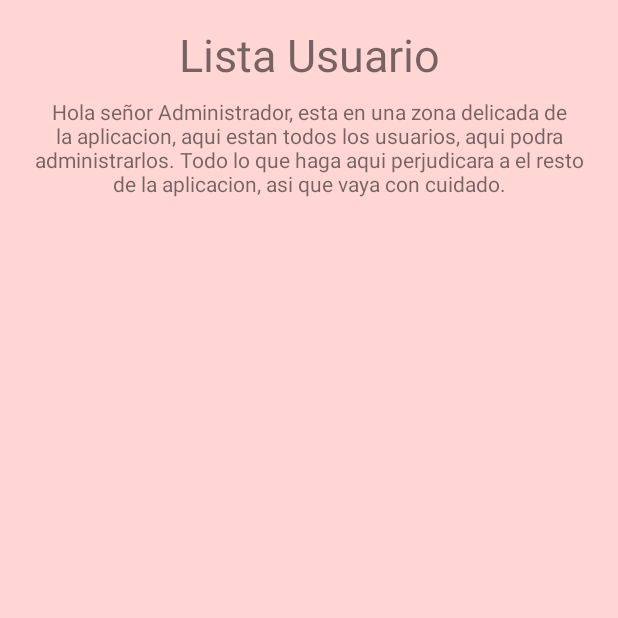
After one commit to josefoons/ReacTown, an Android app: the ListaUsuarios screen opened through its navigation route, on a phone screen of 412 x 824 dp, the top half of it. The commit adds this screen. Run offline under Robolectric (Android 15) with nearby library versions, the phone set to English and light mode, and no system bars; our stand-ins replace Firebase (no records; nobody signed in at launch, a user with empty details on screens opened directly), Picasso; pictures from the network do not load.

Commit message:
Inicio de ListaUsuarios

```diff
--- /dev/null
+++ b/app/src/main/java/es/josefons/reactown/ListaUsuarios.java
@@ -0,0 +1,123 @@
+package es.josefons.reactown;
+
+import android.app.AlertDialog;
+import android.app.Dialog;
+import android.content.DialogInterface;
+import android.content.Intent;
+import android.os.Bundle;
+
+import androidx.annotation.NonNull;
+import androidx.annotation.Nullable;
+import androidx.fragment.app.Fragment;
+import androidx.navigation.Navigation;
+import androidx.recyclerview.widget.DefaultItemAnimator;
+import androidx.recyclerview.widget.LinearLayoutManager;
+import androidx.recyclerview.widget.RecyclerView;
+
+import android.os.Handler;
+import android.view.LayoutInflater;
+import android.view.View;
+import android.view.ViewGroup;
+import android.widget.Button;
+import android.widget.Toast;
+
+import com.google.android.gms.tasks.OnCompleteListener;
+import com.google.android.gms.tasks.OnFailureListener;
+import com.google.android.gms.tasks.Task;
+import com.google.firebase.FirebaseError;
+import com.google.firebase.auth.FirebaseAuth;
+import com.google.firebase.auth.FirebaseUser;
+import com.google.firebase.database.DataSnapshot;
+import com.google.firebase.database.DatabaseError;
+import com.google.firebase.database.DatabaseReference;
+import com.google.firebase.database.FirebaseDatabase;
+import com.google.firebase.database.ValueEventListener;
+
+import java.util.ArrayList;
+
+import es.josefons.reactown.objetos.ItemListado;
+import es.josefons.reactown.objetos.Usuario;
+
+
+public class ListaUsuarios extends Fragment {
+
+    private ArrayList<Usuario> listaUsuarios;
+    private RecyclerView recyclerListado;
+    private View vista;
+    private ListaUsuariosAdapter listaUsuariosAdapter;
+    private DatabaseReference mDatabase;
+    private FirebaseAuth mAuth;
+    private String idUsuarioClick;
+
+
+    public ListaUsuarios() {
+        // Required empty public constructor
+    }
+
+    @Override
+    public void onCreate(Bundle savedInstanceState) {
+        super.onCreate(savedInstanceState);
+    }
+
+    @Override
+    public View onCreateView(LayoutInflater inflater, ViewGroup container,
+                             Bundle savedInstanceState) {
+        vista = container;
+        return inflater.inflate(R.layout.fragment_lista_usuarios, container, false);
+    }
+
+    @Override
+    public void onViewCreated(@NonNull View view, @Nullable Bundle savedInstanceState) {
+        super.onViewCreated(view, savedInstanceState);
+        mDatabase = FirebaseDatabase.getInstance().getReference();
+        mAuth = FirebaseAuth.getInstance();
+        cargarListadoUsuarios();
+    }
+
+    private void cargarListadoUsuarios(){
+        listaUsuarios = new ArrayList<>();
+        recyclerListado = vista.findViewById(R.id.listaUsuario_recycler);
+        listaUsuariosAdapter = new ListaUsuariosAdapter(listaUsuarios, getContext());
+        RecyclerView.LayoutManager layoutManager = new LinearLayoutManager(vista.getContext(), LinearLayoutManager.VERTICAL, false);
+        recyclerListado.setLayoutManager(layoutManager);
+
+        recyclerListado.setItemAnimator(new DefaultItemAnimator());
+        recyclerListado.setAdapter(listaUsuariosAdapter);
+
+        mDatabase.child("Users").addValueEventListener(new ValueEventListener() {
+            @Override
+            public void onDataChange(@NonNull DataSnapshot dataSnapshot) {
+                listaUsuarios.clear();
+                if(dataSnapshot.exists()){
+                    for (DataSnapshot snapshot : dataSnapshot.getChildren()) {
+                        // Evitamos poner al mismo usuario que lo consulta para que no la lie borrandose a si mismo o quitandose permisos
+                        if(!snapshot.getKey().equals(mAuth.getCurrentUser().getUid())){
+                            Usuario aux = new Usuario();
+                            aux.setId(snapshot.getKey());
+                            aux.setCorreo(snapshot.child("correo").getValue().toString());
+                            aux.setPermiso(Integer.parseInt(snapshot.child("perm").getValue().toString()));
+                            listaUsuarios.add(aux);
+                        }
+                    }
+                }
+                listaUsuariosAdapter.notifyDataSetChanged();
+            }
+
+            @Override
+            public void onCancelled(@NonNull DatabaseError databaseError) {
+                System.out.println(databaseError.getMessage());
+            }
+        });
+
+        listaUsuariosAdapter.setOnClickListener(new View.OnClickListener() {
+            @Override
+            public void onClick(View v) {
+                int itemPosition = recyclerListado.getChildLayoutPosition(v);
+                idUsuarioClick = listaUsuarios.get(itemPosition).getId();
+
+                // HACER PREGUNTA DE SI QUIERO HACERLO Y COMPROBAR RANGO ACTUAL
+                mDatabase.child("Users").child(idUsuarioClick).child("perm").setValue(0);
+            }
+        });
+    }
+}
--- /dev/null
+++ b/app/src/main/java/es/josefons/reactown/ListaUsuariosAdapter.java
@@ -0,0 +1,80 @@
+package es.josefons.reactown;
+
+import android.content.Context;
+import android.view.LayoutInflater;
+import android.view.View;
+import android.view.ViewGroup;
+import android.widget.ImageView;
+import android.widget.TextView;
+
+import androidx.recyclerview.widget.RecyclerView;
+
+import com.squareup.picasso.Picasso;
+
+import java.util.List;
+
+import es.josefons.reactown.objetos.ItemListado;
+import es.josefons.reactown.objetos.Usuario;
+
+public class ListaUsuariosAdapter extends RecyclerView.Adapter<ListaUsuariosAdapter.ListaUsuarioViewHolder> implements View.OnClickListener{
+
+    private List<Usuario> listado;
+    private Context contexto;
+    private View.OnClickListener listener;
+
+    public ListaUsuariosAdapter(List<Usuario> listado, Context contexto) {
+        this.listado = listado;
+        this.contexto = contexto;
+    }
+
+    @Override
+    public ListaUsuariosAdapter.ListaUsuarioViewHolder onCreateViewHolder(ViewGroup parent, int viewType) {
+        View itemView = LayoutInflater.from(contexto).inflate(R.layout.layout_usuario_listado, parent, false);
+        ListaUsuarioViewHolder vh = new ListaUsuarioViewHolder(itemView);
+        itemView.setOnClickListener(this);
+        return vh;
+    }
+
+
+    @Override
+    public void onBindViewHolder(ListaUsuarioViewHolder holder, int position) {
+        holder.nombre.setText(listado.get(position).getCorreo());
+        if(listado.get(position).getPermiso() == 1) {
+            holder.permiso.setImageResource(R.drawable.ic_rank);
+        } else {
+            holder.permiso.setVisibility(View.INVISIBLE);
+        }
+    }
+
+    @Override
+    public int getItemCount() {
+        return listado.size();
+    }
+
+    public void setOnClickListener(View.OnClickListener listener) {
+        this.listener = listener;
+    }
+
+    @Override
+    public void onClick(View v) {
+        if(listener != null) {
+            listener.onClick(v);
+        }
+    }
+
+    public class ListaUsuarioViewHolder extends RecyclerView.ViewHolder implements View.OnClickListener {
+        ImageView permiso;
+        TextView nombre;
+
+        public ListaUsuarioViewHolder (View view) {
+            super(view);
+            permiso = view.findViewById(R.id.listaUsuario_Perm);
+            nombre = view.findViewById(R.id.listaUsuario_Nombre);
+        }
+
+        @Override
+        public void onClick(View view) {
+
+        }
+    }
+}
--- /dev/null
+++ b/app/src/main/res/drawable/ic_rank.xml
@@ -0,0 +1,5 @@
+<vector android:height="24dp" android:tint="#FFF780"
+    android:viewportHeight="24.0" android:viewportWidth="24.0"
+    android:width="24dp" xmlns:android="http://schemas.android.com/apk/res/android">
+    <path android:fillColor="#FF000000" android:pathData="M12,17.27L18.18,21l-1.64,-7.03L22,9.24l-7.19,-0.61L12,2 9.19,8.63 2,9.24l5.46,4.73L5.82,21z"/>
+</vector>
--- /dev/null
+++ b/app/src/main/res/layout/fragment_lista_usuarios.xml
@@ -0,0 +1,53 @@
+<?xml version="1.0" encoding="utf-8"?>
+<androidx.constraintlayout.widget.ConstraintLayout xmlns:android="http://schemas.android.com/apk/res/android"
+    xmlns:app="http://schemas.android.com/apk/res-auto"
+    xmlns:tools="http://schemas.android.com/tools"
+    android:id="@+id/frameLayout6"
+    android:layout_width="match_parent"
+    android:layout_height="match_parent"
+    tools:context=".ListaUsuarios">
+
+    <TextView
+        android:id="@+id/listaUsuarios_Titulo"
+        android:layout_width="wrap_content"
+        android:layout_height="wrap_content"
+        android:layout_marginTop="16dp"
+        android:text="@string/listaUsuarios_Titulo"
+        android:textSize="30sp"
+        app:layout_constraintBottom_toBottomOf="parent"
+        app:layout_constraintEnd_toEndOf="parent"
+        app:layout_constraintStart_toStartOf="parent"
+        app:layout_constraintTop_toTopOf="parent"
+        app:layout_constraintVertical_bias="0.0" />
+
+    <TextView
+        android:id="@+id/listaUsuarios_Descripcion"
+        android:layout_width="0dp"
+        android:layout_height="wrap_content"
+        android:layout_marginStart="16dp"
+        android:layout_marginTop="8dp"
+        android:layout_marginEnd="16dp"
+        android:foregroundGravity="center"
+        android:gravity="center"
+        android:text="@string/listaUsuarios_Descripcion"
+        app:layout_constraintBottom_toBottomOf="parent"
+        app:layout_constraintEnd_toEndOf="parent"
+        app:layout_constraintStart_toStartOf="parent"
+        app:layout_constraintTop_toBottomOf="@+id/listaUsuarios_Titulo"
+        app:layout_constraintVertical_bias="0.0" />
+
+    <androidx.recyclerview.widget.RecyclerView
+        android:id="@+id/listaUsuario_recycler"
+        android:layout_width="0dp"
+        android:layout_height="0dp"
+        android:layout_marginStart="2dp"
+        android:layout_marginTop="24dp"
+        android:layout_marginEnd="2dp"
+        android:layout_marginBottom="32dp"
+        app:layout_constraintBottom_toBottomOf="parent"
+        app:layout_constraintEnd_toEndOf="parent"
+        app:layout_constraintStart_toStartOf="parent"
+        app:layout_constraintTop_toBottomOf="@+id/listaUsuarios_Descripcion"
+        app:layout_constraintVertical_bias="0.0" />
+
+</androidx.constraintlayout.widget.ConstraintLayout>
--- a/app/src/main/res/menu/menu_listado.xml
+++ b/app/src/main/res/menu/menu_listado.xml
@@ -18,4 +18,7 @@
     <item
         android:id="@+id/mInfoApp"
         android:title="@string/mInfoApp" />
+    <item
+        android:id="@+id/mListaUsuarios"
+        android:title="@string/mListaUsuarios" />
 </menu>
--- a/app/src/main/res/navigation/nav_graph.xml
+++ b/app/src/main/res/navigation/nav_graph.xml
@@ -50,6 +50,9 @@
         <action
             android:id="@+id/ir_Informacion"
             app:destination="@id/informacion" />
+        <action
+            android:id="@+id/ir_ListaUsuario"
+            app:destination="@id/listaUsuarios" />
     </fragment>
     <fragment
         android:id="@+id/anyadirListado"
@@ -99,4 +102,13 @@
             android:id="@+id/volver_informacion"
             app:destination="@id/listado" />
     </fragment>
+    <fragment
+        android:id="@+id/listaUsuarios"
+        android:name="es.josefons.reactown.ListaUsuarios"
+        android:label="fragment_lista_usuarios"
+        tools:layout="@layout/fragment_lista_usuarios" >
+        <action
+            android:id="@+id/volver_ListaUsuario"
+            app:destination="@id/listado" />
+    </fragment>
 </navigation>
--- a/app/src/main/res/values/strings.xml
+++ b/app/src/main/res/values/strings.xml
@@ -40,4 +40,11 @@
     <string name="descripcionApp">Creada para proyecto DAM 2020. Codigo Libre.</string>
     <string name="linkGit">github.com/josefoons/ReacTown</string>
     <string name="mInfoApp">Info</string>
+    <string name="mListaUsuarios">Lista Usuarios</string>
+    <string name="listaUsuarios_Titulo">Lista Usuario</string>
+    <string name="listaUsuarios_Descripcion">Hola señor Administrador, esta en una zona delicada de la aplicacion, aqui estan todos los usuarios, aqui podra administrarlos. Todo lo que haga aqui perjudicara a el resto de la aplicacion, asi que vaya con cuidado.</string>
+    <string name="listaUsuarios_botonVolver">VOLVER</string>
+    <string name="listaUsuarioVentana_Descripcion">Elige que hacer</string>
+    <string name="listaUsuarioVentana_Permiso">Permiso</string>
+    <string name="listaUsuarioVentana_Borrar">Borrar</string>
 </resources>
```
Also changed, not shown: app/src/main/java/es/josefons/reactown/Listado.java (+13 -1 lines), app/src/main/res/layout/layout_usuario_listado.xml (added, +44 -0 lines).
